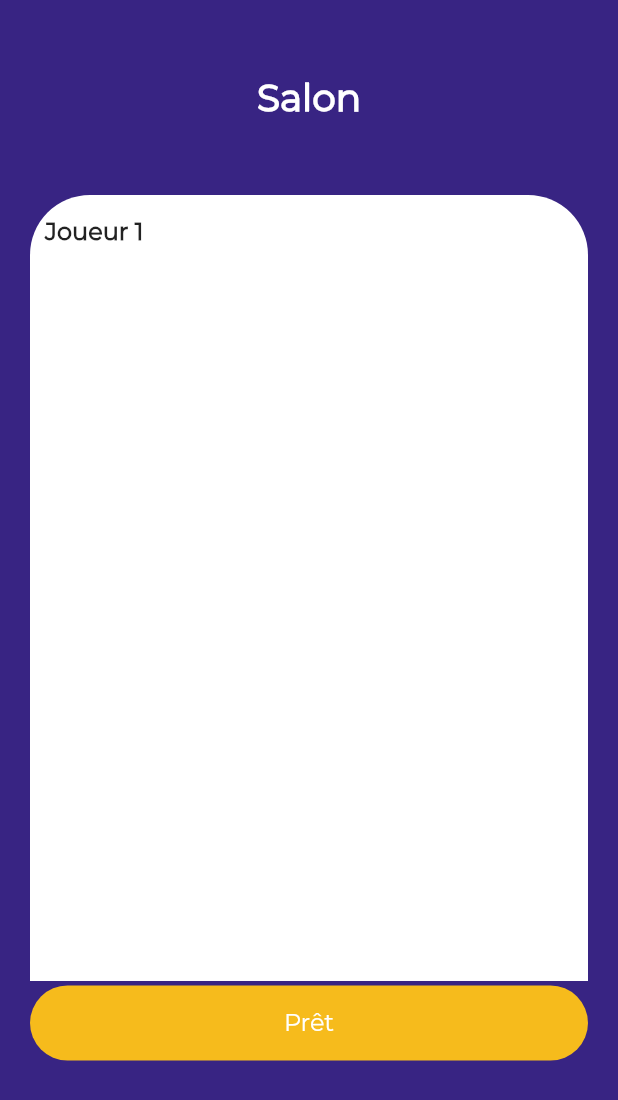
After one commit to AnthonyDeletre/Alexa-Loup-Garou, a Flutter app: the LobbyScreen screen opened directly, on a phone screen of 412 x 824 dp. The commit adds this screen. Shown: the top 1100 px of the screen. Run offline on Flutter 3.47's test engine with Material 2 defaults, Android fonts, the phone set to English and light mode, and no system bars.

Commit message:
début de lobby

```diff
--- /dev/null
+++ b/Flutter_loup_garou/lib/data.dart
@@ -0,0 +1,17 @@
+class Player {
+
+  final int id;
+  final String name;
+
+  Player(this.id, this.name);
+}
+
+List<Player> getListPlayer(){
+
+  final List<Player> list = new List();
+
+  list.add(new Player(1, 'Joueur 1'));
+
+
+  return list;
+}
--- /dev/null
+++ b/Flutter_loup_garou/lib/pages/lobbyScreen.dart
@@ -0,0 +1,150 @@
+import 'package:flutter_loup_garou/animations/fadeInState.dart';
+import 'package:flutter_loup_garou/api.dart';
+import 'package:flutter_loup_garou/data.dart';
+import 'package:flutter/material.dart';
+
+class LobbyScreen extends StatefulWidget {
+  @override
+  _LobbyScreenState createState() => _LobbyScreenState();
+}
+
+class _LobbyScreenState extends State<LobbyScreen> {
+
+  final _formKey = GlobalKey<FormState>();
+  final List<Player> players = getListPlayer();
+
+  @override
+  Widget build(BuildContext context){
+  return Scaffold(
+    backgroundColor: Color.fromRGBO(56, 36, 131, 1.0),
+    body: Container(
+      child: ListView(
+        children: <Widget>[
+          Row(
+          children: <Widget>[
+            Expanded(
+              flex: 1,
+              child: Column(
+                mainAxisAlignment: MainAxisAlignment.center,
+                children: <Widget>[
+                  Container(
+                    padding: EdgeInsets.only(left: 20.0, right: 20.0, top: 50.0),
+                    child: Column(
+                      crossAxisAlignment: CrossAxisAlignment.start,
+                      children: <Widget>[
+                        Center(
+                        child: Text(
+                          "Salon",
+                          style: TextStyle(
+                            color: Colors.white,
+                            fontWeight: FontWeight.bold,
+                            fontSize: 25.0
+                            )
+                          ),
+                        ),
+                        Padding(
+                        padding: EdgeInsets.only(top: 50.0),
+                        child: Column(
+                          mainAxisSize: MainAxisSize.min,
+                          mainAxisAlignment: MainAxisAlignment.start,
+                          crossAxisAlignment: CrossAxisAlignment.start,
+                          children: <Widget>[
+                            Container(
+                              height: MediaQuery.of(context).size.height - 300.0,
+                              decoration: BoxDecoration(
+                                color: Colors.white,
+                                borderRadius: BorderRadius.only(topLeft: Radius.circular(40.0), topRight: Radius.circular(40.0))
+                              ),
+                              child:ListView.builder(
+                                shrinkWrap: true,
+                                itemCount: players.length,
+                                itemBuilder: (context, index) {
+                                    return _listItem(context, index);
+                                }
+                              ),
+                            ),
+                            Container(
+                              child: Padding(
+                                padding: EdgeInsets.only(top: 3, bottom: 3),
+                                child: InkWell(
+                                  onTap: () {
+                                    // Navigator.push(
+                                    //   context,
+                                    //   MaterialPageRoute(builder: (context) => FormScreen()),
+                                    // );
+                                  },
+                                  child: Container(
+                                    decoration: BoxDecoration(
+                                    borderRadius: BorderRadius.all(Radius.circular(40.0)),
+                                    color: Color.fromRGBO(246, 187, 28, 1.0)
+                                    ),
+                                    height: 50.0,
+                                    child: Center(
+                                      child: Text(
+                                        'Prêt',
+                                        textAlign: TextAlign.center,
+                                        style: TextStyle(
+                                        color: Colors.white,
+                                        fontSize: 16,
+                                        )
+                                      ),
+                                    ),
+                                  ),
+                                ),
+                              ),
+                            ),
+                          ]
+                        ),
+                      )
+                      ],
+                    ),
+                  ),
+                ],
+              )
+            )
+          ],
+        )
+        ],
+      )
+    ),
+  );
+  }
+
+  Widget _listItem(BuildContext context, int index){
+
+    String name = players[index].name;
+
+    return Padding(
+      padding: EdgeInsets.only(left: 10.0, right: 10.0, top: 15.0, bottom: 15.0),
+      child: Row(
+          mainAxisAlignment: MainAxisAlignment.spaceBetween,
+          children: <Widget>[
+            Expanded(flex: 6,
+            child:
+              Container(
+              child: Row(
+                children: [
+                  Expanded(flex: 1,
+                    child: Column(
+                    crossAxisAlignment: CrossAxisAlignment.start,
+                    children: [
+                      Text(
+                        name,
+                        style: TextStyle(
+                          fontSize: 16.0,
+                          fontWeight: FontWeight.bold
+                        ),
+                      ),
+                    ],
+                  ),
+                  )
+                ],
+              ),
+            ),
+            ),
+          ],
+        ),
+    );
+  }
+
+}
--- a/Flutter_loup_garou/lib/pages/loginScreen.dart
+++ b/Flutter_loup_garou/lib/pages/loginScreen.dart
@@ -1,4 +1,5 @@
 import 'package:flutter_loup_garou/animations/fadeInState.dart';
+import 'package:flutter_loup_garou/pages/lobbyScreen.dart';
 import 'package:flutter_loup_garou/api.dart';
 import 'package:flutter/material.dart';
 
@@ -100,7 +101,11 @@ class _LoginScreenState extends State<LoginScreen> {
                                   child: InkWell(
                                     onTap: () {
                                       if (_formKey.currentState.validate()) {
-                                        postRequest();
+                                        // postRequest();
+                                        Navigator.push(
+                                          context,
+                                          MaterialPageRoute(builder: (context) => LobbyScreen()),
+                                        );
                                       }
                                     },
                                     child: Padding(
```
